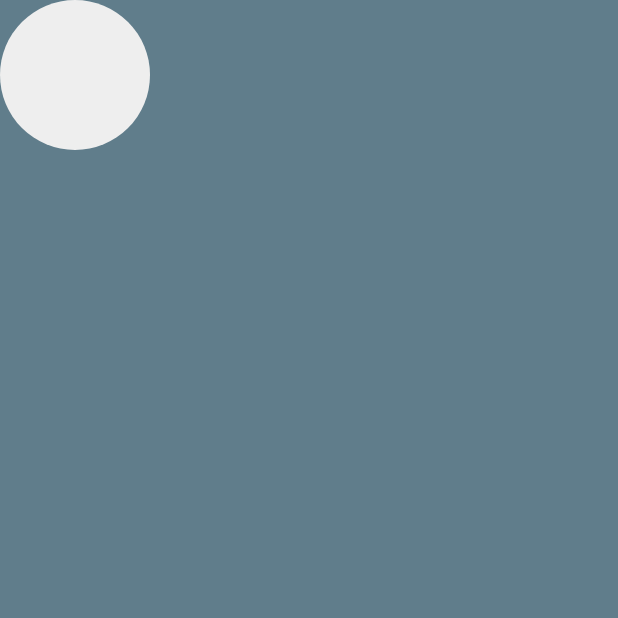
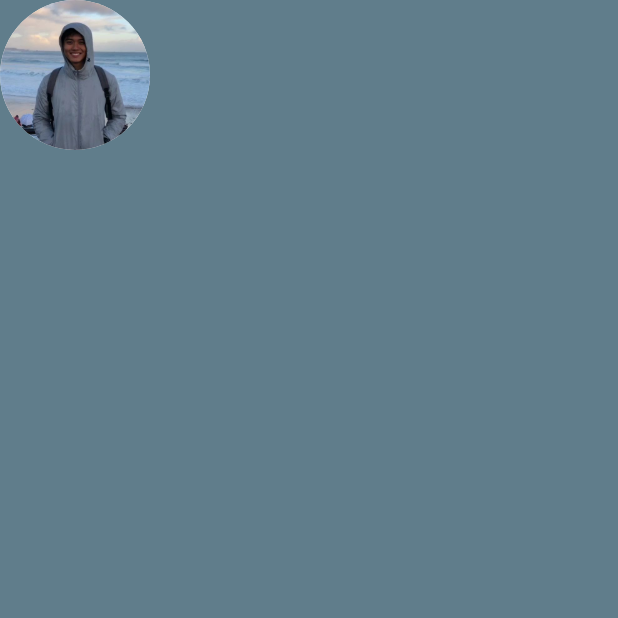
Before and after one commit to daryllman/Networking-Resume-Flutter-App, a Flutter app: the screen it shows after launch, on a phone screen of 412 x 824 dp, the top half of it. Run offline on Flutter 3.47's test engine with Material 2 defaults, Android fonts, the phone set to English and light mode, and no system bars.

```diff
--- a/lib/main.dart
+++ b/lib/main.dart
@@ -16,6 +16,7 @@ class MyApp extends StatelessWidget {
               CircleAvatar(
                 radius: 50.0,
                 backgroundColor: Colors.grey[200],
+                backgroundImage: AssetImage('images/daryllpic.jpg'),
               )
             ],
           ),
--- a/pubspec.yaml
+++ b/pubspec.yaml
@@ -41,9 +41,9 @@ flutter:
   uses-material-design: true
 
   # To add assets to your application, add an assets section, like this:
-  # assets:
-  #  - images/a_dot_burr.jpeg
-  #  - images/a_dot_ham.jpeg
+  assets:
+    - images/
+
 
   # An image asset can refer to one or more resolution-specific "variants", see
   # https://flutter.dev/assets-and-images/#resolution-aware.
```
Also changed, not shown: images/daryllpic.jpg (renamed from images/auspic.jpg).
